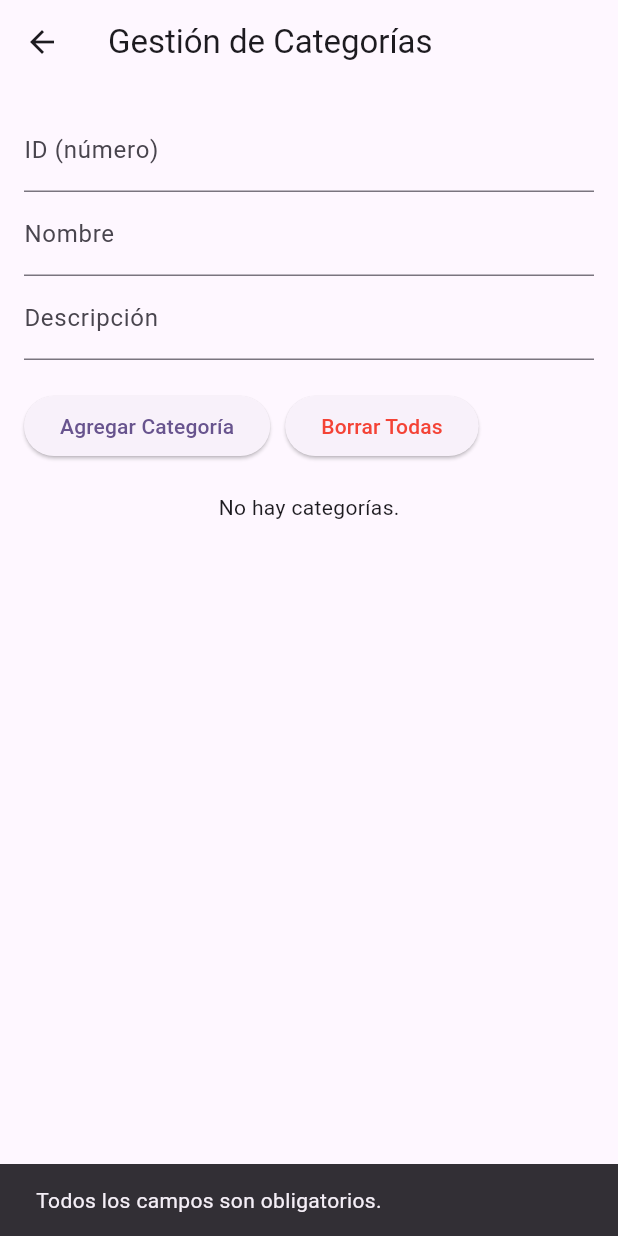
After one commit to JavierMoralesU/proyecto_pa, a Flutter app: the CategoriasPage screen opened directly, after a tap on "Agregar Categoría", on a phone screen of 412 x 824 dp. The commit adds this screen. Run offline on Flutter 3.47's test engine with Material 3 defaults, Android fonts, the phone set to English and light mode, and no system bars; our stand-ins replace hive, hive_flutter; accounts and stored records are empty.

Commit message:
Vista Categorias Proceso

```diff
--- /dev/null
+++ b/lib/Modelo/Categoria.dart
@@ -0,0 +1,26 @@
+import 'package:hive/hive.dart';
+
+part 'Categoria.g.dart'; // Asegúrate de que este nombre coincida con tu archivo de salida
+
+@HiveType(typeId: 1) // Cambia el typeId a uno único
+class Categoria extends HiveObject {
+  @HiveField(0)
+  int id;
+
+  @HiveField(1)
+  String nombre;
+
+  @HiveField(2)
+  String descripcion;
+
+  Categoria({
+    required this.id,
+    required this.nombre,
+    required this.descripcion,
+  });
+
+  @override
+  String toString() {
+    return 'Categoria(id: $id, nombre: $nombre, descripcion: $descripcion)';
+  }
+}
--- /dev/null
+++ b/lib/Utilidad/CategoriasPage.dart
@@ -0,0 +1,154 @@
+import 'package:flutter/material.dart';
+import 'package:proyecto_pa/Modelo/Categoria.dart';
+import 'package:proyecto_pa/Utilidad/HiveCategorias.dart';
+
+class CategoriasPage extends StatefulWidget {
+  const CategoriasPage({super.key});
+
+  @override
+  _CategoriasPageState createState() => _CategoriasPageState();
+}
+
+class _CategoriasPageState extends State<CategoriasPage> {
+  final HiveCategorias manager = HiveCategorias();
+  final TextEditingController idController = TextEditingController();
+  final TextEditingController nombreController = TextEditingController();
+  final TextEditingController descripcionController = TextEditingController();
+
+  @override
+  void dispose() {
+    idController.dispose();
+    nombreController.dispose();
+    descripcionController.dispose();
+    super.dispose();
+  }
+
+  Future<void> _agregarCategoria() async {
+    final String id = idController.text.trim();
+    final String nombre = nombreController.text.trim();
+    final String descripcion = descripcionController.text.trim();
+
+    if (id.isNotEmpty && nombre.isNotEmpty && descripcion.isNotEmpty) {
+      final int idNumerico = int.tryParse(id) ?? -1;
+      if (idNumerico < 0) {
+        _mostrarSnackBar('ID inválido. Debe ser un número.');
+        return;
+      }
+
+      final categoria = Categoria(
+        id: idNumerico,
+        nombre: nombre,
+        descripcion: descripcion
+      );
+      final bool exito = await manager.agregarCategoria(categoria);
+
+      if (exito) {
+        _limpiarCampos();
+        setState(() {}); // Actualiza la UI si la operación fue exitosa
+      } else {
+        _mostrarSnackBar('El ID de la categoría ya existe.');
+      }
+    } else {
+      _mostrarSnackBar('Todos los campos son obligatorios.');
+    }
+  }
+
+  Future<void> _borrarTodasCategorias() async {
+    await manager.eliminarTodasCategorias();
+    setState(() {});
+  }
+
+  void _limpiarCampos() {
+    idController.clear();
+    nombreController.clear();
+    descripcionController.clear();
+  }
+
+  void _mostrarSnackBar(String mensaje) {
+    ScaffoldMessenger.of(context).showSnackBar(SnackBar(content: Text(mensaje)));
+  }
+
+  @override
+  Widget build(BuildContext context) {
+    return Scaffold(
+      appBar: AppBar(
+        title: const Text('Gestión de Categorías'),
+      ),
+      body: SingleChildScrollView(
+        child: Padding(
+          padding: const EdgeInsets.all(16.0),
+          child: Column(
+            crossAxisAlignment: CrossAxisAlignment.start,
+            children: [
+              // TextFields para agregar datos
+              TextField(
+                controller: idController,
+                decoration: const InputDecoration(labelText: 'ID (número)'),
+                keyboardType: TextInputType.number,
+              ),
+              TextField(
+                controller: nombreController,
+                decoration: const InputDecoration(labelText: 'Nombre'),
+              ),
+              TextField(
+                controller: descripcionController,
+                decoration: const InputDecoration(labelText: 'Descripción'),
+              ),
+              const SizedBox(height: 20),
+              // Botones para agregar y borrar categorías
+              Row(
+                children: [
+                  ElevatedButton(
+                    onPressed: _agregarCategoria,
+                    child: const Text('Agregar Categoría'),
+                  ),
+                  const SizedBox(width: 10),
+                  ElevatedButton(
+                    onPressed: _borrarTodasCategorias,
+                    style: ElevatedButton.styleFrom(foregroundColor: Colors.red),
+                    child: const Text('Borrar Todas'),
+                  ),
+                ],
+              ),
+              const SizedBox(height: 20),
+              // ListView para mostrar las categorías
+              FutureBuilder<List<Categoria>>(
+                future: manager.obtenerTodasCategorias(),
+                builder: (context, snapshot) {
+                  if (snapshot.connectionState == ConnectionState.waiting) {
+                    return const Center(child: CircularProgressIndicator());
+                  }
+                  if (snapshot.hasData && snapshot.data!.isNotEmpty) {
+                    final categorias = snapshot.data!;
+                    return ListView.builder(
+                      shrinkWrap: true,
+                      physics: const NeverScrollableScrollPhysics(),
+                      itemCount: categorias.length,
+                      itemBuilder: (context, index) {
+                        final categoria = categorias[index];
+                        return ListTile(
+                          title: Text(categoria.nombre),
+                          subtitle: Text('ID: ${categoria.id}, Descripción: ${categoria.descripcion}'),
+                          trailing: IconButton(
+                            icon: const Icon(Icons.delete),
+                            onPressed: () {
+                              setState(() {
+                                manager.eliminarCategoria(categoria.id);
+                              });
+                            },
+                          ),
+                        );
+                      },
+                    );
+                  } else {
+                    return const Center(child: Text('No hay categorías.'));
+                  }
+                },
+              ),
+            ],
+          ),
+        ),
+      ),
+    );
+  }
+}
--- /dev/null
+++ b/lib/Utilidad/HiveCategorias.dart
@@ -0,0 +1,68 @@
+import 'package:hive/hive.dart';
+import 'package:proyecto_pa/Modelo/Categoria.dart';
+
+class HiveCategorias {
+  final Box<Categoria> _categoriasBox;
+
+  // Constructor para abrir la caja 'categorias'
+  HiveCategorias() : _categoriasBox = Hive.box<Categoria>('categorias');
+
+  // Agregar una nueva categoría usando el id (en formato '01', '02') como clave principal
+  Future<bool> agregarCategoria(Categoria categoria) async {
+    String idClave = categoria.id.toString().padLeft(2, '0'); // Convertir id a formato '01', '02', etc.
+    if (_categoriasBox.containsKey(idClave)) {
+      print('Error: Ya existe una categoría con ese ID.');
+      return false;
+    }
+
+    await _categoriasBox.put(idClave, categoria); // Usar el id formateado como clave
+    return true;
+  }
+
+  // Eliminar una categoría por ID en formato '01', '02', etc.
+  Future<void> eliminarCategoria(int id) async {
+    String idClave = id.toString().padLeft(2, '0');
+    await _categoriasBox.delete(idClave);
+  }
+
+  // Eliminar todas las categorías
+  Future<void> eliminarTodasCategorias() async {
+    await _categoriasBox.clear(); // Elimina todos los registros de la caja
+  }
+
+  // Actualizar una categoría existente usando su ID en formato '01', '02', etc.
+  Future<bool> actualizarCategoria(Categoria categoriaActualizada) async {
+    String idClave = categoriaActualizada.id.toString().padLeft(2, '0');
+    if (_categoriasBox.containsKey(idClave)) {
+      await _categoriasBox.put(idClave, categoriaActualizada);
+      return true;
+    } else {
+      print('Error: No se encontró una categoría con ese ID.');
+      return false;
+    }
+  }
+
+  // Buscar una categoría por ID (en formato '01', '02', etc.)
+  Categoria? buscarCategoria(int id) {
+    String idClave = id.toString().padLeft(2, '0');
+    return _categoriasBox.get(idClave);
+  }
+
+  // Obtener todas las categorías, ordenadas por ID (numéricamente pero en formato '01', '02', etc.)
+  Future<List<Categoria>> obtenerTodasCategorias() async {
+    List<Categoria> categorias = _categoriasBox.values.toList();
+
+    // Ordenar las categorías por ID (respetando el formato de cadena '01', '02', etc.)
+    categorias.sort((a, b) => a.id.compareTo(b.id));
+
+    return categorias;
+  }
+
+  // Mostrar todas las categorías en consola
+  Future<void> mostrarCategorias() async {
+    List<Categoria> categorias = await obtenerTodasCategorias();
+    for (var categoria in categorias) {
+      print(categoria.toString());
+    }
+  }
+}
```
Also changed, not shown: lib/Principal/main.dart (+7 -3 lines), lib/Vistas/VSesion.dart (+3 -4 lines), lib/Modelo/Categoria.g.dart (added), 2 other files.
